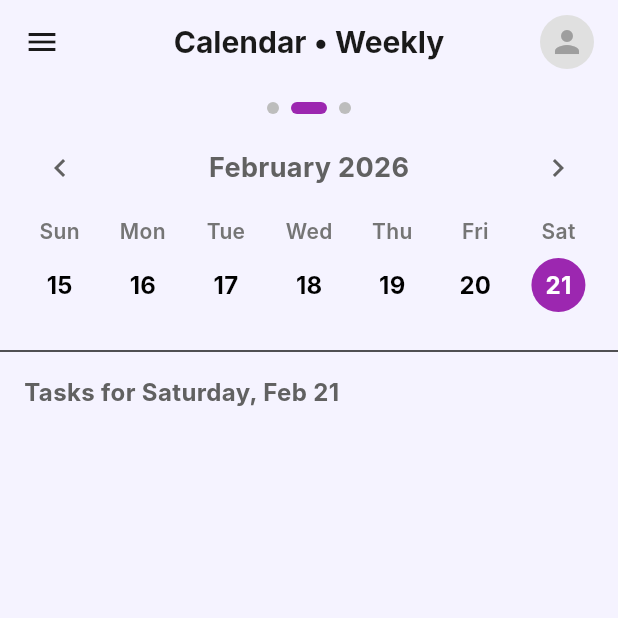
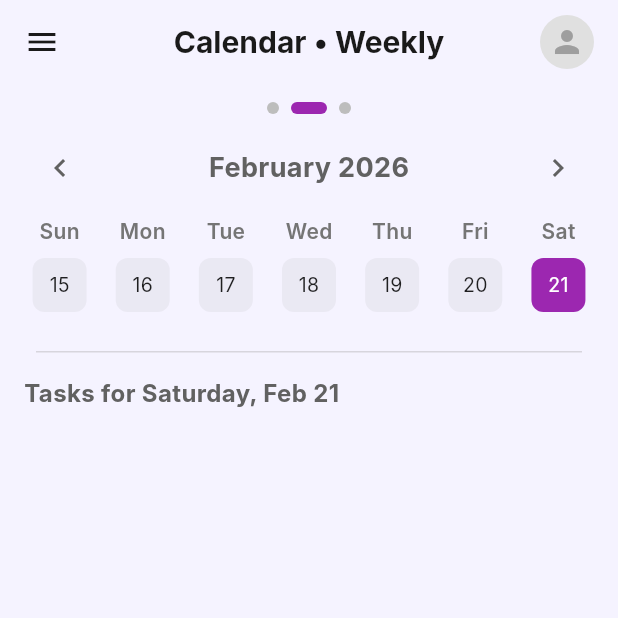
Before and after one commit to BallaRaja/TaskManager-FrontEnd, a Flutter app: the CalendarPage screen opened directly, swiped to page 2, on a phone screen of 412 x 824 dp, the top half of it. Run offline on Flutter 3.47's test engine with Material 3 defaults, Android fonts, the phone set to English and light mode, and no system bars; our stand-ins replace flutter_local_notifications, flutter_timezone, image_picker, shared_preferences, timezone; accounts and stored records are empty; network calls fail; Roboto replaces fonts that are missing (Inter).

```diff
--- a/lib/features/calendar/presentation/widgets/weekly_view.dart
+++ b/lib/features/calendar/presentation/widgets/weekly_view.dart
@@ -116,18 +116,27 @@ class WeeklyView extends StatelessWidget {
                     onTap: () => controller.setSelectedDate(date),
                     child: Column(
                       children: [
-                        CircleAvatar(
-                          radius: 18,
-                          backgroundColor: isSelected
-                              ? Colors.purple
-                              : Colors.transparent,
+                        AnimatedContainer(
+                          duration: const Duration(milliseconds: 200),
+                          width: 36,
+                          height: 36,
+                          decoration: BoxDecoration(
+                            color: isSelected
+                                ? Colors.purple
+                                : (isDark
+                                      ? Colors.white.withOpacity(0.08)
+                                      : Colors.grey.withOpacity(0.12)),
+                            borderRadius: BorderRadius.circular(8),
+                          ),
+                          alignment: Alignment.center,
                           child: Text(
                             date.day.toString(),
                             style: TextStyle(
                               color: isSelected
                                   ? Colors.white
-                                  : (isDark ? Colors.white : Colors.black),
-                              fontWeight: FontWeight.bold,
+                                  : (isDark ? Colors.white : Colors.black87),
+                              fontWeight: FontWeight.normal,
+                              fontSize: 13,
                             ),
                           ),
                         ),
@@ -150,7 +159,16 @@ class WeeklyView extends StatelessWidget {
             ),
           ),
         ),
-        const Divider(height: 32),
+        const SizedBox(height: 16),
+        Padding(
+          padding: const EdgeInsets.symmetric(horizontal: 24),
+          child: Divider(
+            height: 1,
+            thickness: 1,
+            color: Colors.grey.withOpacity(0.35),
+          ),
+        ),
+        const SizedBox(height: 16),
         Padding(
           padding: const EdgeInsets.symmetric(horizontal: 16),
           child: Align(
```
Also changed, not shown: lib/features/calendar/presentation/widgets/daily_view.dart (+20 -2 lines), lib/features/calendar/presentation/widgets/monthly_view.dart (+20 -12 lines).
